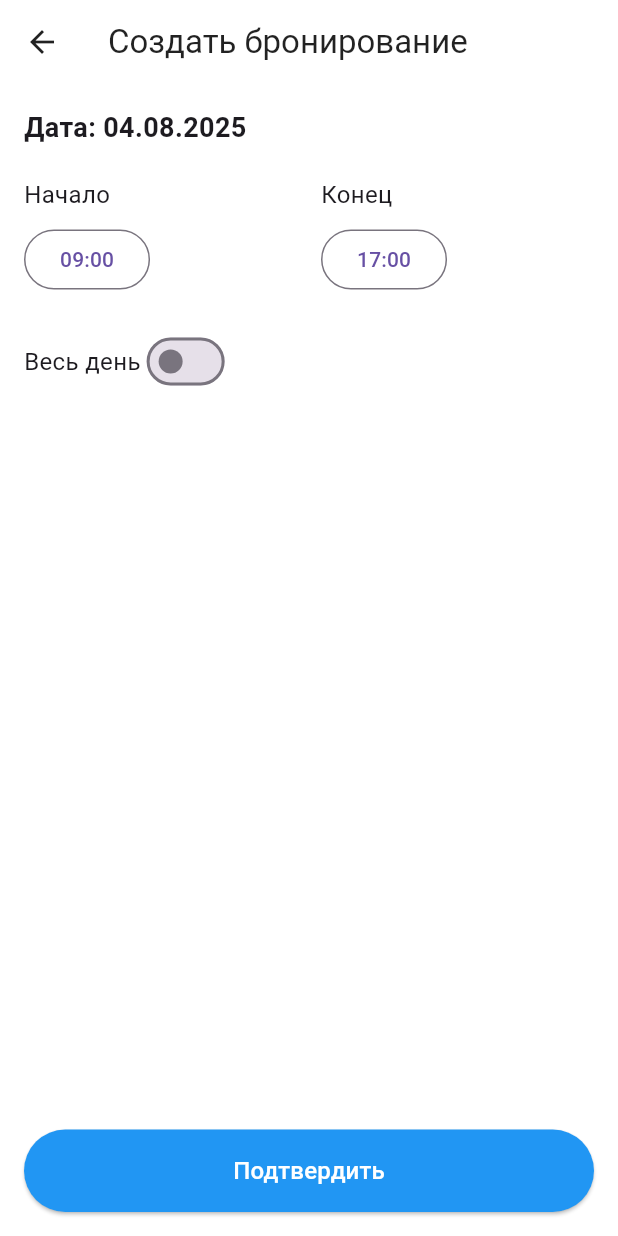
After one commit to ShlykovPavel/booker_front, a Flutter app: the CreateBookingScreen screen opened by its route, on a phone screen of 412 x 824 dp. The commit adds this screen. Run offline on Flutter 3.47's test engine with Material 3 defaults, Android fonts, the phone set to English and light mode, and no system bars; our stand-ins replace dio, flutter_bloc, go_router, table_calendar; statements that could not run were skipped.

Commit message:
create booking screen 1st iteration

```diff
--- a/lib/config/app_config.dart
+++ b/lib/config/app_config.dart
@@ -1,3 +1,3 @@
 class AppConfig {
-  static const String baseUrl = 'http://192.168.1.129:8081'; // Локалхост для эмулятора
+  static const String baseUrl = 'http://192.168.1.62:8081'; // Локалхост для эмулятора
 }
--- a/lib/presentation/router/app_router.dart
+++ b/lib/presentation/router/app_router.dart
@@ -5,6 +5,7 @@ import '../screens/booking_entity/booking_entity_screen.dart';
 import '../screens/booking_calendar/booking_calendar_screen.dart';
 import '../screens/booking_detail/booking_detail_screen.dart';
 import '../screens/edit_booking/edit_booking_screen.dart';
+import '../screens/create_booking/create_booking_screen.dart';
 
 final GoRouter appRouter = GoRouter(
   initialLocation: '/booking',
@@ -41,5 +42,12 @@ final GoRouter appRouter = GoRouter(
         return EditBookingScreen(bookingId: id);
       },
     ),
+    GoRoute(
+      path: '/create-booking',
+      builder: (context, state) {
+        final selectedDay = state.extra as DateTime?;
+        return CreateBookingScreen(selectedDay: selectedDay ?? DateTime.now());
+      },
+    ),
   ],
 );
--- /dev/null
+++ b/lib/presentation/screens/create_booking/create_booking_screen.dart
@@ -0,0 +1,165 @@
+import 'package:flutter/material.dart';
+import 'package:go_router/go_router.dart';
+import 'package:intl/intl.dart';
+
+class CreateBookingScreen extends StatefulWidget {
+  final DateTime selectedDay;
+
+  const CreateBookingScreen({super.key, required this.selectedDay});
+
+  @override
+  State<CreateBookingScreen> createState() => _CreateBookingScreenState();
+}
+
+class _CreateBookingScreenState extends State<CreateBookingScreen> {
+  late DateTime _startTime;
+  late DateTime _endTime;
+  bool _isAllDay = false;
+
+  @override
+  void initState() {
+    super.initState();
+    _startTime = DateTime(widget.selectedDay.year, widget.selectedDay.month, widget.selectedDay.day, 9); // Утро по умолчанию
+    _endTime = DateTime(widget.selectedDay.year, widget.selectedDay.month, widget.selectedDay.day, 17); // Вечер по умолчанию
+  }
+
+  void _selectStartTime() async {
+    if (!_isAllDay) {
+      final TimeOfDay? picked = await showTimePicker(
+        context: context,
+        initialTime: TimeOfDay.fromDateTime(_startTime),
+      );
+      if (picked != null) {
+        setState(() {
+          _startTime = DateTime(widget.selectedDay.year, widget.selectedDay.month, widget.selectedDay.day, picked.hour, picked.minute);
+          _updateButtonState();
+        });
+      }
+    }
+  }
+
+  void _selectEndTime() async {
+    if (!_isAllDay) {
+      final TimeOfDay? picked = await showTimePicker(
+        context: context,
+        initialTime: TimeOfDay.fromDateTime(_endTime),
+      );
+      if (picked != null) {
+        setState(() {
+          _endTime = DateTime(widget.selectedDay.year, widget.selectedDay.month, widget.selectedDay.day, picked.hour, picked.minute);
+          _updateButtonState();
+        });
+      }
+    }
+  }
+
+  void _toggleAllDay(bool value) {
+    setState(() {
+      _isAllDay = value;
+      if (_isAllDay) {
+        _startTime = DateTime(widget.selectedDay.year, widget.selectedDay.month, widget.selectedDay.day, 0, 0);
+        _endTime = DateTime(widget.selectedDay.year, widget.selectedDay.month, widget.selectedDay.day, 23, 59);
+      }
+      _updateButtonState();
+    });
+  }
+
+  void _updateButtonState() {
+    // Кнопка активна, если есть время или включён "Весь день"
+  }
+
+  @override
+  Widget build(BuildContext context) {
+    final isButtonEnabled = _isAllDay || (_startTime != null && _endTime != null && _endTime.isAfter(_startTime));
+
+    return Scaffold(
+      appBar: AppBar(
+        leading: IconButton(
+          icon: const Icon(Icons.arrow_back),
+          onPressed: () => context.pop(),
+        ),
+        title: const Text(
+          'Создать бронирование',
+          style: TextStyle(color: Colors.black87),
+        ),
+        backgroundColor: Colors.white,
+      ),
+      body: Padding(
+        padding: const EdgeInsets.all(16.0),
+        child: Column(
+          crossAxisAlignment: CrossAxisAlignment.start,
+          children: [
+            Text(
+              'Дата: ${DateFormat('dd.MM.yyyy').format(widget.selectedDay)}',
+              style: const TextStyle(fontSize: 18, fontWeight: FontWeight.bold),
+            ),
+            const SizedBox(height: 20),
+            Row(
+              children: [
+                Expanded(
+                  child: Column(
+                    crossAxisAlignment: CrossAxisAlignment.start,
+                    children: [
+                      const Text('Начало', style: TextStyle(fontSize: 16)),
+                      const SizedBox(height: 8),
+                      OutlinedButton(
+                        onPressed: _isAllDay ? null : _selectStartTime,
+                        child: Text(
+                          DateFormat('HH:mm').format(_startTime),
+                          style: TextStyle(color: _isAllDay ? Colors.grey : null),
+                        ),
+                      ),
+                    ],
+                  ),
+                ),
+                const SizedBox(width: 16),
+                Expanded(
+                  child: Column(
+                    crossAxisAlignment: CrossAxisAlignment.start,
+                    children: [
+                      const Text('Конец', style: TextStyle(fontSize: 16)),
+                      const SizedBox(height: 8),
+                      OutlinedButton(
+                        onPressed: _isAllDay ? null : _selectEndTime,
+                        child: Text(
+                          DateFormat('HH:mm').format(_endTime),
+                          style: TextStyle(color: _isAllDay ? Colors.grey : null),
+                        ),
+                      ),
+                    ],
+                  ),
+                ),
+              ],
+            ),
+            const SizedBox(height: 20),
+            Row(
+              children: [
+                const Text('Весь день', style: TextStyle(fontSize: 16)),
+                Switch(
+                  value: _isAllDay,
+                  onChanged: _toggleAllDay,
+                  activeColor: Colors.blue,
+                ),
+              ],
+            ),
+            const Spacer(),
+            SizedBox(
+              width: double.infinity,
+              child: ElevatedButton(
+                onPressed: isButtonEnabled ? () {} : null,
+                style: ElevatedButton.styleFrom(
+                  backgroundColor: isButtonEnabled ? Colors.blue : Colors.grey,
+                  padding: const EdgeInsets.symmetric(vertical: 16),
+                ),
+                child: const Text(
+                  'Подтвердить',
+                  style: TextStyle(color: Colors.white, fontSize: 16),
+                ),
+              ),
+            ),
+          ],
+        ),
+      ),
+    );
+  }
+}
```
Also changed, not shown: lib/presentation/screens/booking_calendar/booking_calendar_screen.dart (+21 -11 lines).
